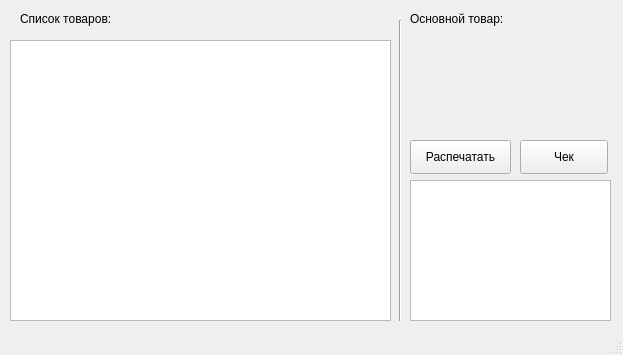
This is oop_qt/2/mainwindow.ui in 4LAR/Programming-GUAP as Qt 5 draws it before an edit. The edited form follows.
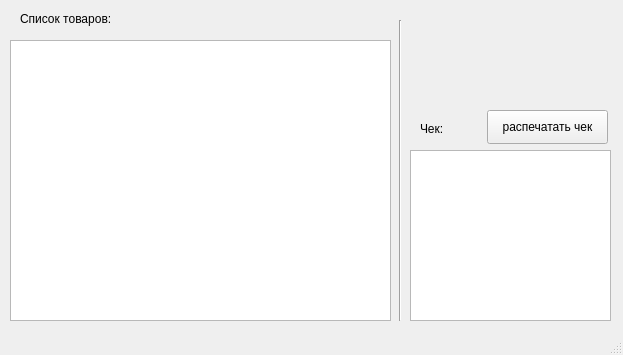
This is the edited form. Icons and pictures are not drawn.

Patch:
```diff
--- a/oop_qt/2/mainwindow.ui
+++ b/oop_qt/2/mainwindow.ui
@@ -24,25 +24,12 @@
      </rect>
     </property>
    </widget>
-   <widget class="QPushButton" name="pushButton">
-    <property name="geometry">
-     <rect>
-      <x>410</x>
-      <y>140</y>
-      <width>101</width>
-      <height>34</height>
-     </rect>
-    </property>
-    <property name="text">
-     <string>Распечатать</string>
-    </property>
-   </widget>
    <widget class="QLabel" name="label">
     <property name="geometry">
      <rect>
-      <x>290</x>
-      <y>40</y>
-      <width>151</width>
+      <x>410</x>
+      <y>20</y>
+      <width>191</width>
       <height>81</height>
      </rect>
     </property>
@@ -76,40 +63,46 @@
      <enum>Qt::Vertical</enum>
     </property>
    </widget>
-   <widget class="QLabel" name="label_3">
-    <property name="geometry">
-     <rect>
-      <x>410</x>
-      <y>10</y>
-      <width>141</width>
-      <height>18</height>
-     </rect>
-    </property>
-    <property name="text">
-     <string>Основной товар: </string>
-    </property>
-   </widget>
    <widget class="QListView" name="listView">
     <property name="geometry">
      <rect>
       <x>410</x>
-      <y>180</y>
+      <y>150</y>
       <width>201</width>
-      <height>141</height>
+      <height>171</height>
      </rect>
     </property>
+    <property name="isWrapping" stdset="0">
+     <bool>false</bool>
+    </property>
+    <property name="wordWrap">
+     <bool>false</bool>
+    </property>
    </widget>
    <widget class="QPushButton" name="pushButton_2">
     <property name="geometry">
      <rect>
-      <x>520</x>
-      <y>140</y>
-      <width>88</width>
+      <x>487</x>
+      <y>110</y>
+      <width>121</width>
       <height>34</height>
      </rect>
     </property>
     <property name="text">
-     <string>Чек</string>
+     <string>распечатать чек</string>
+    </property>
+   </widget>
+   <widget class="QLabel" name="label_3">
+    <property name="geometry">
+     <rect>
+      <x>420</x>
+      <y>120</y>
+      <width>61</width>
+      <height>18</height>
+     </rect>
+    </property>
+    <property name="text">
+     <string>Чек:</string>
     </property>
    </widget>
   </widget>
```
Left out of the diff: 14 changed lines with no effect on the pictures.
